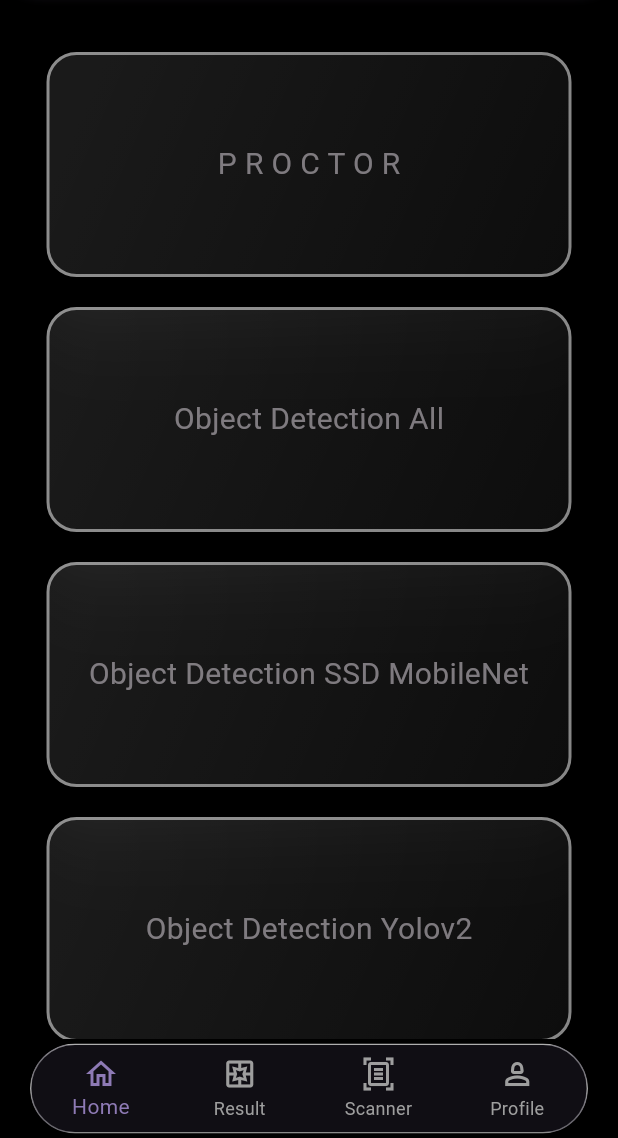
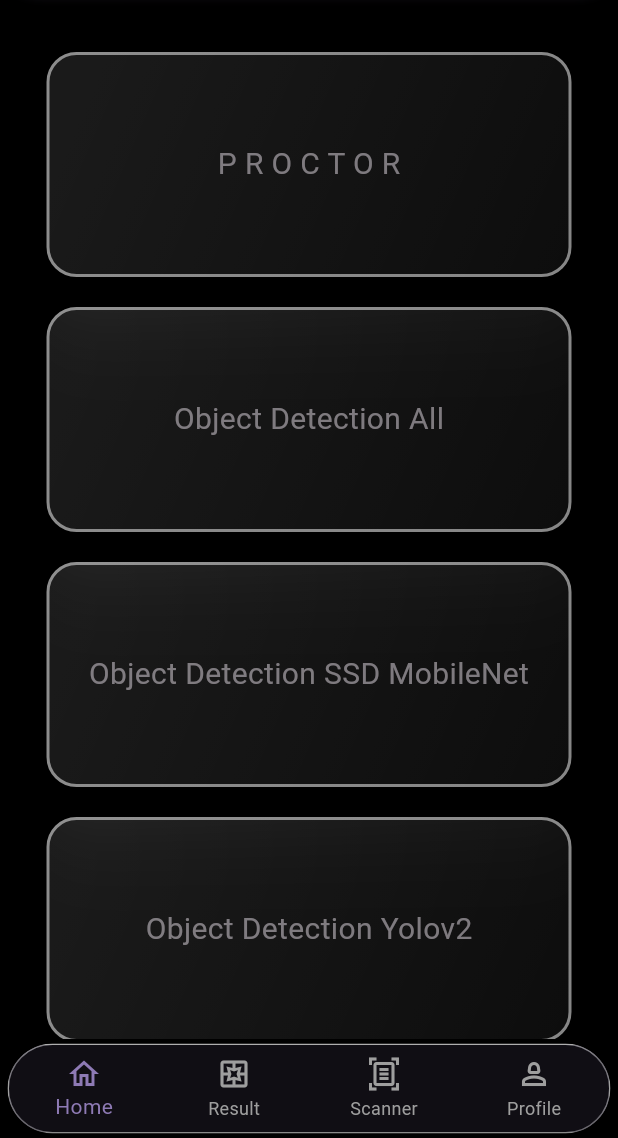
Before and after one commit to amartripathi0/Bi-Gaze, a Flutter app: the screen it shows after launch, on a phone screen of 412 x 824 dp, the part 98-1236 px from its top. Run offline on Flutter 3.47's test engine with Material 3 defaults, Android fonts, the phone set to English and light mode, and no system bars; drawn by our look-alikes of glassmorphism; our stand-ins replace animated_splash_screen, camera, fl_chart, glass_kit, hive, hive_flutter and 1 more; missing offline and left inert: flutter_tflite, simple_animated_button; accounts and stored records are empty.

Commit message:
Bottom navigation bar aligned properly

```diff
--- /dev/null
+++ b/devtools_options.yaml
@@ -0,0 +1 @@
+extensions:
--- a/lib/ui/page/common/widget/bottomnavigationbar.dart
+++ b/lib/ui/page/common/widget/bottomnavigationbar.dart
@@ -14,7 +14,7 @@ class CoolBottomNavigationBar extends StatelessWidget {
   @override
   Widget build(BuildContext context) {
     return Padding(
-      padding: const EdgeInsets.symmetric(vertical: 3, horizontal: 20),
+      padding: const EdgeInsets.symmetric(vertical: 3, horizontal: 5),
       child: ClipRRect(
         borderRadius: const BorderRadius.all(Radius.circular(30)),
         child: Container(
--- a/lib/ui/page/home_page.dart
+++ b/lib/ui/page/home_page.dart
@@ -29,7 +29,7 @@ class _MyHomePageState extends State<MyHomePage> {
     return Scaffold(
       extendBodyBehindAppBar: true,
       appBar: const CoolAppBar(),
-      backgroundColor: Colors.black,
+      backgroundColor: const Color.fromARGB(255, 0, 0, 0),
       bottomNavigationBar: CoolBottomNavigationBar(
         currentIndex: _currentIndex, // Pass current index
         onTap: (index) => _onItemTapped(context, index), // Handle tap event
```
